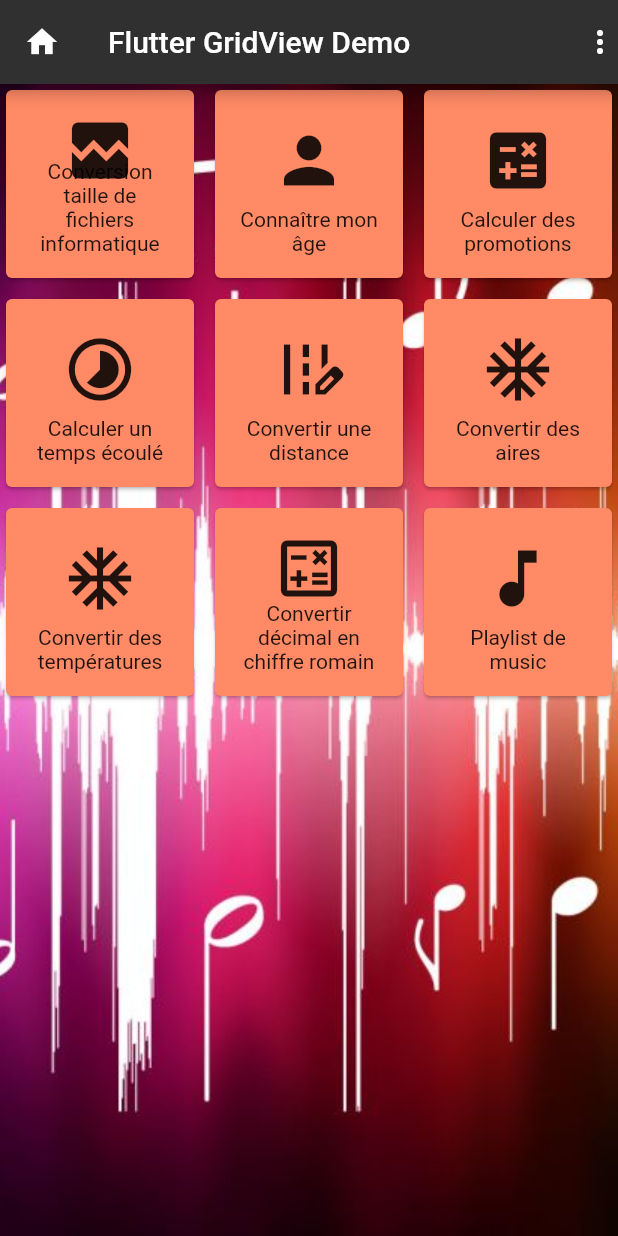
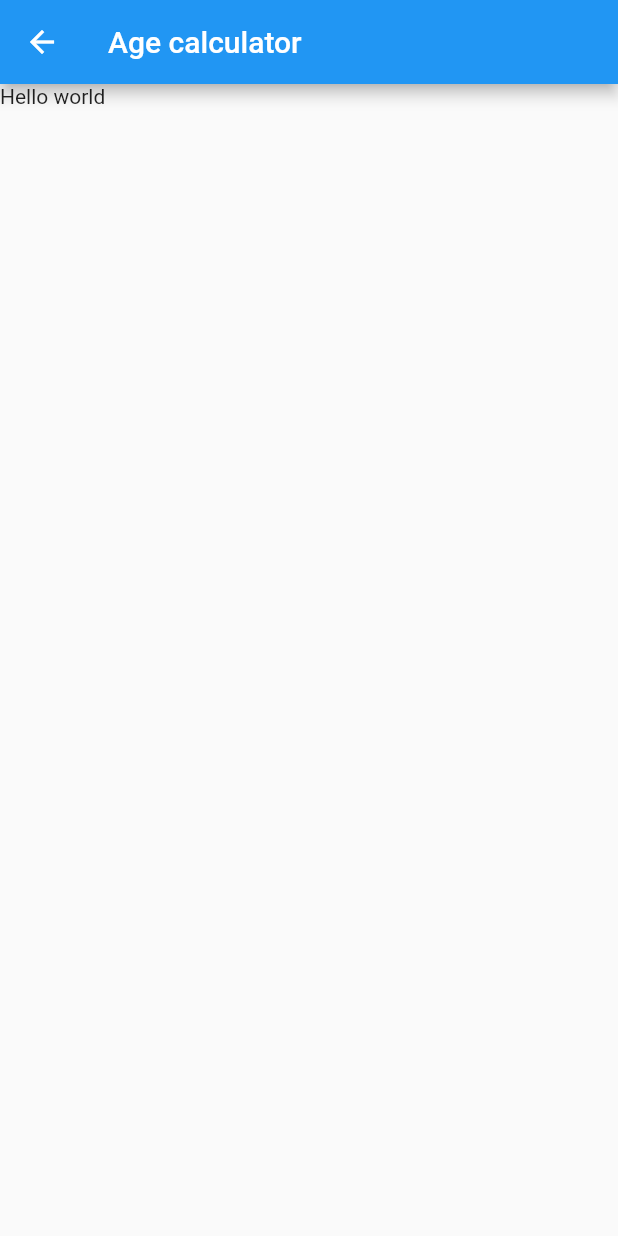
Before and after one commit to CedricLphn/flutter_week, a Flutter app: the screen it shows after launch, after a tap on "Conversion taille de fichiers informatiq", on a phone screen of 412 x 824 dp. Run offline on Flutter 3.47's test engine with Material 2 defaults, Android fonts, the phone set to English and light mode, and no system bars.

Commit message:
Feature : Redirect done

```diff
--- a/musicweek/lib/main.dart
+++ b/musicweek/lib/main.dart
@@ -1,6 +1,17 @@
 import 'package:flutter/material.dart';
+import 'package:musicweek/views/age.dart';
 import 'package:musicweek/views/home.dart';
 
 void main() {
-  runApp(Home());
+  runApp(Main());
 }
+
+class Main extends StatelessWidget {
+  @override
+  Widget build(BuildContext context) {
+    return MaterialApp(routes: {
+      '/': (context) => Home(),
+      '/age': (context) => Age(),
+    });
+  }
+}
--- /dev/null
+++ b/musicweek/lib/views/age.dart
@@ -0,0 +1,14 @@
+import 'package:flutter/material.dart';
+
+class Age extends StatelessWidget {
+  @override
+  Widget build(BuildContext context) {
+    return Scaffold(
+        appBar: AppBar(
+          title: Text("Age calculator"),
+        ),
+        body: Container(
+          child: Text("Hello world"),
+        ));
+  }
+}
--- a/musicweek/lib/views/home.dart
+++ b/musicweek/lib/views/home.dart
@@ -1,16 +1,10 @@
-import 'Age.dart';
 import 'package:flutter/material.dart';
 import 'package:flutter/rendering.dart';
 
 class Home extends StatelessWidget {
   @override
   Widget build(BuildContext context) {
-    return MaterialApp(
-        routes: {
-          '/age': (context) => Age(),
-        },
-        debugShowCheckedModeBanner: false,
-        home: Scaffold(
+    return Scaffold(
       backgroundColor: Colors.grey[850],
       appBar: AppBar(
         leading: Icon(Icons.home),
@@ -21,8 +15,7 @@ class Home extends StatelessWidget {
       body: Container(
         decoration: BoxDecoration(
           image: DecorationImage(
-                    image: AssetImage("assets/images/music.jpg"),
-                    fit: BoxFit.cover),
+              image: AssetImage("assets/images/music.jpg"), fit: BoxFit.cover),
         ),
         child: GridView.count(
             crossAxisCount: 3,
@@ -32,10 +25,11 @@ class Home extends StatelessWidget {
               return Center(
                   child: SelectCard(
                 choice: choices[index],
-                      route: '/age ',
+                route: '/age',
               ));
             })),
-            )));
+      ),
+    );
   }
 }
 
```
Lines whose indentation alone changed are shown as unchanged.
